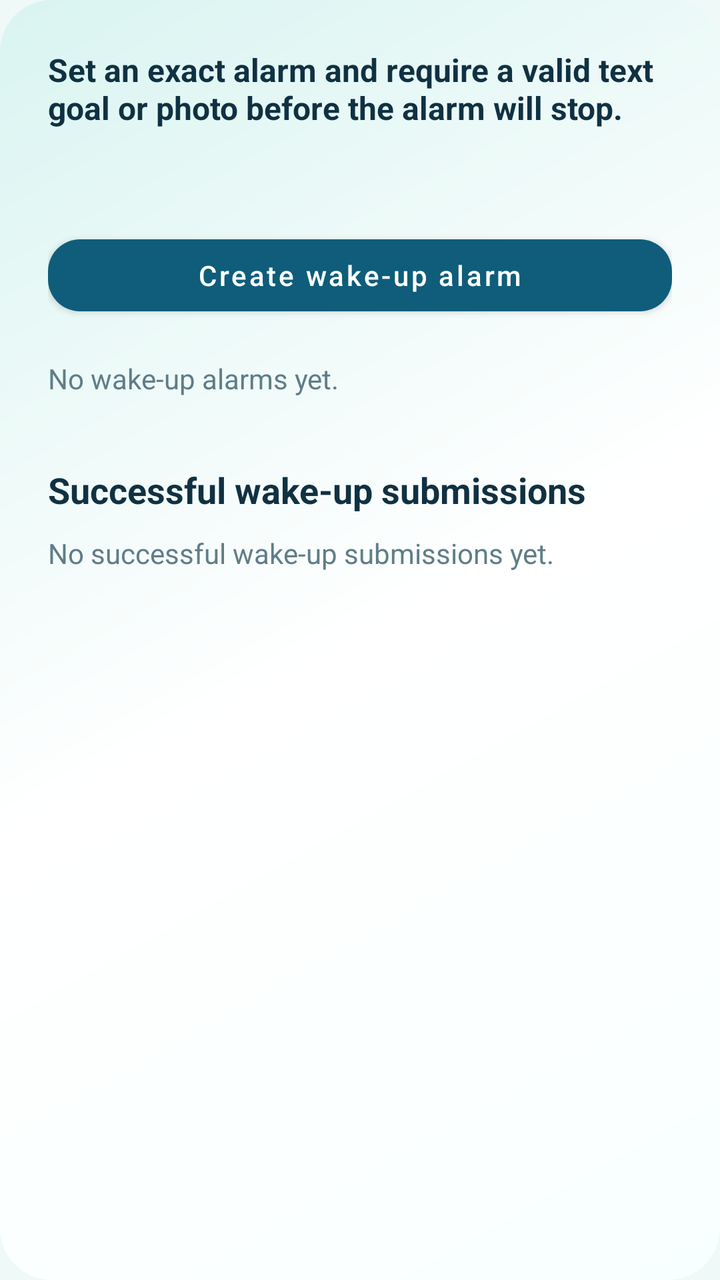
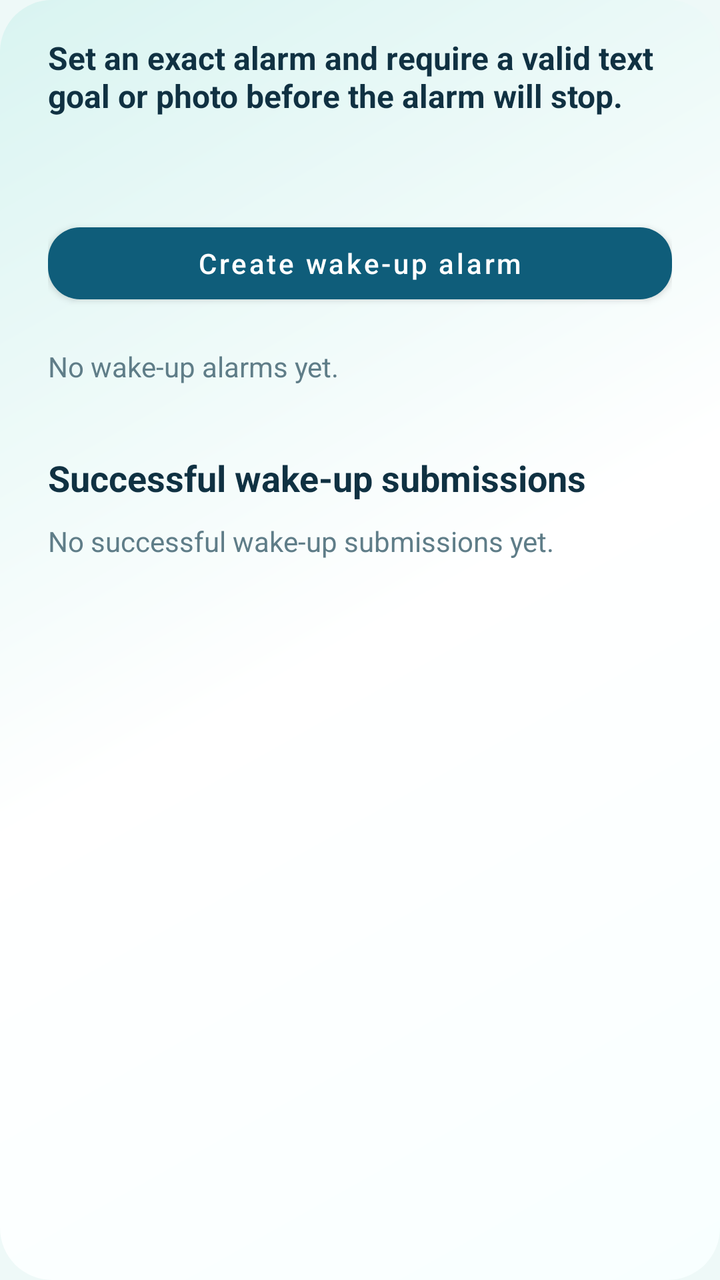

Two renders of the same Android screen: before a commit and after it. Below are the layout's source before the change and the commit's diff.
<!-- AndroidManifest.xml: application theme Theme.Fixd -->
<!-- res/layout/fragment_wake_up.xml -->
<?xml version="1.0" encoding="utf-8"?>
<ScrollView xmlns:android="http://schemas.android.com/apk/res/android"
    android:layout_width="match_parent"
    android:layout_height="match_parent"
    android:background="@drawable/bg_tab_card"
    android:fillViewport="true">

    <LinearLayout
        android:layout_width="match_parent"
        android:layout_height="wrap_content"
        android:orientation="vertical"
        android:padding="24dp">

        <TextView
            android:layout_width="match_parent"
            android:layout_height="wrap_content"
            android:text="@string/wake_intro"
            android:textColor="@color/brand_text"
            android:textSize="16sp"
            android:textStyle="bold" />

        <TextView
            android:id="@+id/exactAlarmStatus"
            android:layout_width="match_parent"
            android:layout_height="wrap_content"
            android:layout_marginTop="10dp"
            android:textColor="@color/brand_text_muted"
            android:textSize="14sp" />

        <com.google.android.material.button.MaterialButton
            android:id="@+id/createAlarmButton"
            android:layout_width="match_parent"
            android:layout_height="wrap_content"
            android:layout_marginTop="20dp"
            android:text="@string/wake_create_alarm" />

        <TextView
            android:id="@+id/emptyState"
            android:layout_width="match_parent"
            android:layout_height="wrap_content"
            android:layout_marginTop="18dp"
            android:text="@string/wake_empty"
            android:textColor="@color/brand_text_muted"
            android:textSize="14sp" />

        <LinearLayout
            android:id="@+id/alarmList"
            android:layout_width="match_parent"
            android:layout_height="wrap_content"
            android:layout_marginTop="12dp"
            android:orientation="vertical" />

        <TextView
            android:layout_width="match_parent"
            android:layout_height="wrap_content"
            android:layout_marginTop="22dp"
            android:text="@string/wake_history_title"
            android:textColor="@color/brand_text"
            android:textSize="18sp"
            android:textStyle="bold" />

        <TextView
            android:id="@+id/historyEmpty"
            android:layout_width="match_parent"
            android:layout_height="wrap_content"
            android:layout_marginTop="10dp"
            android:text="@string/wake_history_empty"
            android:textColor="@color/brand_text_muted"
            android:textSize="14sp" />

        <LinearLayout
            android:id="@+id/historyList"
            android:layout_width="match_parent"
            android:layout_height="wrap_content"
            android:layout_marginTop="12dp"
            android:orientation="vertical" />
    </LinearLayout>
</ScrollView>
<!-- resources referenced by this layout -->
<resources>
  <color name="brand_text">#103142</color>
  <color name="brand_text_muted">#5F7D88</color>
  <!-- drawable bg_tab_card (drawable) -->
  <?xml version="1.0" encoding="utf-8"?>
  <shape xmlns:android="http://schemas.android.com/apk/res/android">
      <gradient
          android:angle="135"
          android:centerColor="@color/white"
          android:endColor="@color/brand_surface_tint"
          android:startColor="#F8FFFF" />
      <corners android:radius="26dp" />
  </shape>
  <string name="wake_create_alarm">Create wake-up alarm</string>
  <string name="wake_empty">No wake-up alarms yet.</string>
  <string name="wake_history_empty">No successful wake-up submissions yet.</string>
  <string name="wake_history_title">Successful wake-up submissions</string>
  <string name="wake_intro">Set an exact alarm and require a valid text goal or photo before the alarm will stop.</string>
  <style name="Theme.Fixd" parent="Theme.MaterialComponents.DayNight.NoActionBar">
          <item name="colorPrimary">@color/brand_primary</item>
          <item name="colorPrimaryVariant">@color/brand_primary_dark</item>
          <item name="colorOnPrimary">@color/white</item>
          <item name="colorSecondary">@color/brand_secondary</item>
          <item name="colorSecondaryVariant">@color/brand_secondary</item>
          <item name="colorOnSecondary">@color/white</item>
          <item name="colorSurface">@color/brand_surface</item>
          <item name="colorOnSurface">@color/brand_text</item>
          <item name="android:windowBackground">@color/brand_surface</item>
          <item name="android:statusBarColor">?attr/colorPrimaryVariant</item>
          <item name="android:navigationBarColor">@color/white</item>
          <item name="materialButtonStyle">@style/Widget.Fixd.Button</item>
          <item name="editTextStyle">@style/Widget.Fixd.TextInputEditText</item>
          <item name="textInputStyle">@style/Widget.Fixd.TextInputLayout</item>
      </style>
  <color name="white">#FFFFFFFF</color>
  <color name="brand_surface_tint">#D9F4F1</color>
  <color name="brand_primary">#0F5D7A</color>
  <color name="brand_primary_dark">#083C54</color>
  <color name="brand_secondary">#23B5AF</color>
  <color name="brand_surface">#EEF9F8</color>
  <style name="Widget.Fixd.Button" parent="Widget.MaterialComponents.Button">
          <item name="cornerRadius">16dp</item>
          <item name="android:textAllCaps">false</item>
      </style>
  <style name="Widget.Fixd.TextInputEditText" parent="Widget.MaterialComponents.TextInputEditText.OutlinedBox">
          <item name="android:textColor">@color/brand_text</item>
          <item name="android:textColorHint">@color/brand_text_muted</item>
          <item name="android:textCursorDrawable">@null</item>
      </style>
  <style name="Widget.Fixd.TextInputLayout" parent="Widget.MaterialComponents.TextInputLayout.OutlinedBox">
          <item name="boxBackgroundColor">@color/white</item>
          <item name="boxStrokeColor">@color/brand_accent</item>
          <item name="boxCornerRadiusTopStart">18dp</item>
          <item name="boxCornerRadiusTopEnd">18dp</item>
          <item name="boxCornerRadiusBottomStart">18dp</item>
          <item name="boxCornerRadiusBottomEnd">18dp</item>
          <item name="hintTextColor">@color/brand_text_muted</item>
          <item name="android:textColorHint">@color/brand_text_muted</item>
      </style>
  <color name="brand_accent">#67E0C7</color>
</resources>

<!-- the commit's change to res/layout/fragment_wake_up.xml (unified diff, before → after) -->
@@ -9,7 +9,10 @@
         android:layout_width="match_parent"
         android:layout_height="wrap_content"
         android:orientation="vertical"
-        android:padding="24dp">
+        android:paddingStart="24dp"
+        android:paddingTop="18dp"
+        android:paddingEnd="24dp"
+        android:paddingBottom="20dp">
 
         <TextView
             android:layout_width="match_parent"
<!-- resource entries referenced after the edit -->
@@ -29,6 +29,8 @@
           <item name="android:windowBackground">@color/brand_surface</item>
           <item name="android:statusBarColor">?attr/colorPrimaryVariant</item>
           <item name="android:navigationBarColor">@color/white</item>
+          <item name="colorControlHighlight">@color/transparent</item>
+          <item name="android:colorControlHighlight">@color/transparent</item>
           <item name="materialButtonStyle">@style/Widget.Fixd.Button</item>
           <item name="editTextStyle">@style/Widget.Fixd.TextInputEditText</item>
           <item name="textInputStyle">@style/Widget.Fixd.TextInputLayout</item>
@@ -39,9 +41,11 @@
   <color name="brand_primary_dark">#083C54</color>
   <color name="brand_secondary">#23B5AF</color>
   <color name="brand_surface">#EEF9F8</color>
+  <color name="transparent">#00000000</color>
   <style name="Widget.Fixd.Button" parent="Widget.MaterialComponents.Button">
           <item name="cornerRadius">16dp</item>
           <item name="android:textAllCaps">false</item>
+          <item name="rippleColor">@color/transparent</item>
       </style>
   <style name="Widget.Fixd.TextInputEditText" parent="Widget.MaterialComponents.TextInputEditText.OutlinedBox">
           <item name="android:textColor">@color/brand_text</item>
